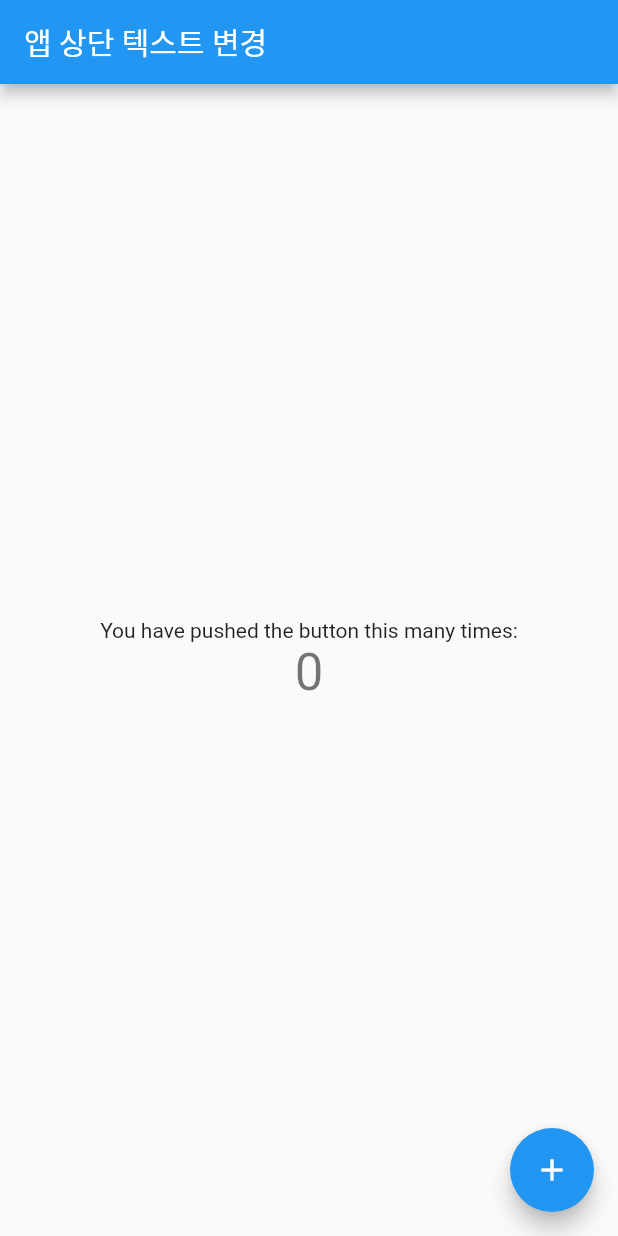
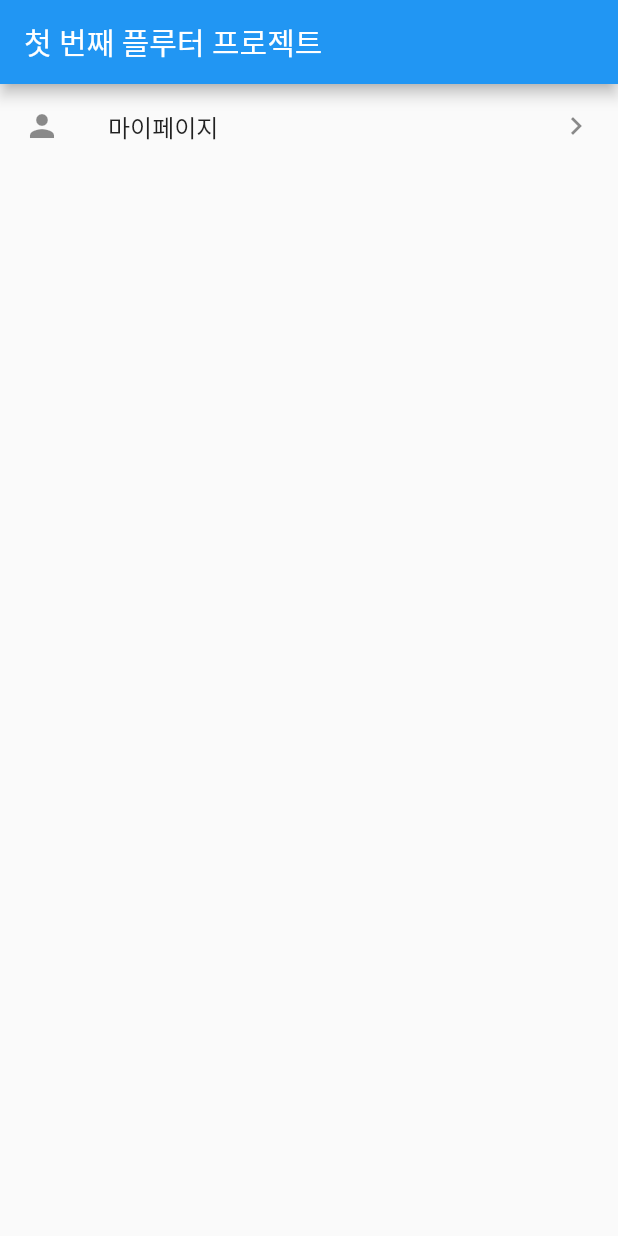
Before and after one commit to codefordmr01/project, a Flutter app: the screen it shows after launch, on a phone screen of 412 x 824 dp. Run offline on Flutter 3.47's test engine with Material 2 defaults, Android fonts, the phone set to English and light mode, and no system bars.

Commit message:
first commit

```diff
--- a/lib/main.dart
+++ b/lib/main.dart
@@ -7,21 +7,11 @@ void main() {
 class MyApp extends StatelessWidget {
   const MyApp({super.key});
 
-  // This widget is the root of your application.
   @override
   Widget build(BuildContext context) {
     return MaterialApp(
       title: 'Flutter Demo',
       theme: ThemeData(
-        // This is the theme of your application.
-        //
-        // Try running your application with "flutter run". You'll see the
-        // application has a blue toolbar. Then, without quitting the app, try
-        // changing the primarySwatch below to Colors.green and then invoke
-        // "hot reload" (press "r" in the console where you ran "flutter run",
-        // or simply save your changes to "hot reload" in a Flutter IDE).
-        // Notice that the counter didn't reset back to zero; the application
-        // is not restarted.
         primarySwatch: Colors.blue,
       ),
       home: const MyHomePage(title: '앱 상단 텍스트 변경'),
@@ -32,15 +22,6 @@ class MyApp extends StatelessWidget {
 class MyHomePage extends StatefulWidget {
   const MyHomePage({super.key, required this.title});
 
-  // This widget is the home page of your application. It is stateful, meaning
-  // that it has a State object (defined below) that contains fields that affect
-  // how it looks.
-
-  // This class is the configuration for the state. It holds the values (in this
-  // case the title) provided by the parent (in this case the App widget) and
-  // used by the build method of the State. Fields in a Widget subclass are
-  // always marked "final".
-
   final String title;
 
   @override
@@ -48,68 +29,25 @@ class MyHomePage extends StatefulWidget {
 }
 
 class _MyHomePageState extends State<MyHomePage> {
-  int _counter = 0;
-
-  void _incrementCounter() {
-    setState(() {
-      // This call to setState tells the Flutter framework that something has
-      // changed in this State, which causes it to rerun the build method below
-      // so that the display can reflect the updated values. If we changed
-      // _counter without calling setState(), then the build method would not be
-      // called again, and so nothing would appear to happen.
-      _counter++;
-    });
-  }
+  var _str = "터치 전";
 
   @override
   Widget build(BuildContext context) {
-    // This method is rerun every time setState is called, for instance as done
-    // by the _incrementCounter method above.
-    //
-    // The Flutter framework has been optimized to make rerunning build methods
-    // fast, so that you can just rebuild anything that needs updating rather
-    // than having to individually change instances of widgets.
     return Scaffold(
-      appBar: AppBar(
-        // Here we take the value from the MyHomePage object that was created by
-        // the App.build method, and use it to set our appbar title.
-        title: Text(widget.title),
-      ),
-      body: Center(
-        // Center is a layout widget. It takes a single child and positions it
-        // in the middle of the parent.
-        child: Column(
-          // Column is also a layout widget. It takes a list of children and
-          // arranges them vertically. By default, it sizes itself to fit its
-          // children horizontally, and tries to be as tall as its parent.
-          //
-          // Invoke "debug painting" (press "p" in the console, choose the
-          // "Toggle Debug Paint" action from the Flutter Inspector in Android
-          // Studio, or the "Toggle Debug Paint" command in Visual Studio Code)
-          // to see the wireframe for each widget.
-          //
-          // Column has various properties to control how it sizes itself and
-          // how it positions its children. Here we use mainAxisAlignment to
-          // center the children vertically; the main axis here is the vertical
-          // axis because Columns are vertical (the cross axis would be
-          // horizontal).
-          mainAxisAlignment: MainAxisAlignment.center,
-          children: <Widget>[
-            const Text(
-              'You have pushed the button this many times:',
-            ),
-            Text(
-              '$_counter',
-              style: Theme.of(context).textTheme.headline4,
-            ),
+        appBar: AppBar(
+          title: Text("첫 번째 플루터 프로젝트"),
+        ),
+        body: ListView(
+          children: [
+            ListTile(
+              leading: Icon(Icons.person),
+              title: Text("마이페이지"),
+              trailing: Icon(Icons.chevron_right),
+              onTap: () {
+                print("마이페이지 클릭");
+              },
+            )
           ],
-        ),
-      ),
-      floatingActionButton: FloatingActionButton(
-        onPressed: _incrementCounter,
-        tooltip: 'Increment',
-        child: const Icon(Icons.add),
-      ), // This trailing comma makes auto-formatting nicer for build methods.
-    );
+        ));
   }
 }
```
